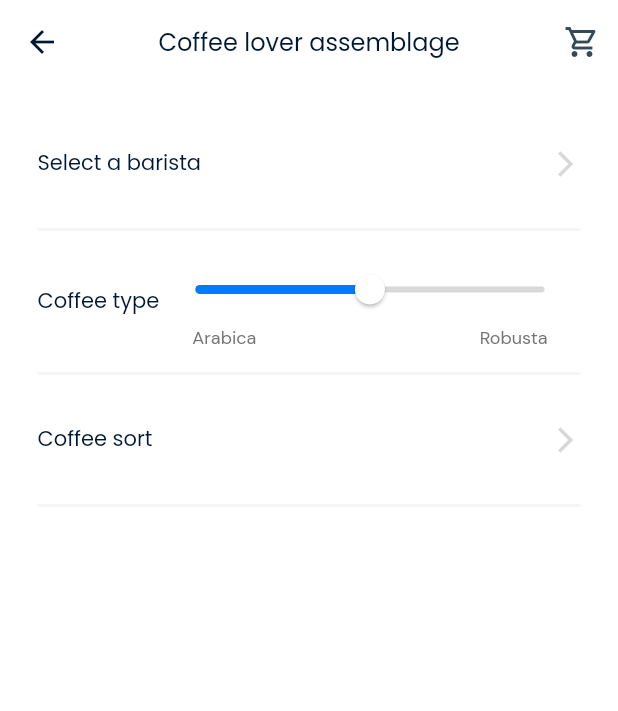
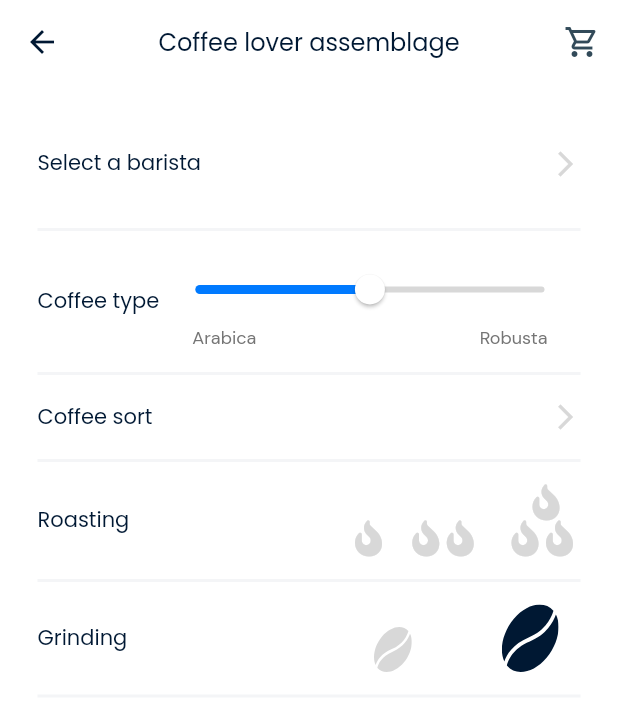
Before and after one commit to ahmedzaydan/Coffee_App, a Flutter app: the CoffeeLoverAssemblageView screen opened by its route, on a phone screen of 412 x 824 dp. Shown: the top 711 px of the screen. Run offline on Flutter 3.47's test engine with Material 2 defaults, Android fonts, the phone set to English and light mode, and no system bars; our stand-ins replace flutter_svg, font_awesome_flutter, go_router, google_fonts.

Commit message:
Coffee lover assemblage, roasting and grinding UI added

```diff
--- a/caffeine_connect/lib/core/utils/values_manager.dart
+++ b/caffeine_connect/lib/core/utils/values_manager.dart
@@ -25,6 +25,7 @@ class AppValues {
   static const double v37 = 37.0;
   static const double v40 = 40.0;
   static const double v43 = 43.0;
+  static const double v45 = 45.0;
   static const double v46 = 46.0;
   static const double v48 = 48.0;
   static const double v50 = 50.0;
--- a/caffeine_connect/lib/core/widgets/vertical_separator.dart
+++ b/caffeine_connect/lib/core/widgets/vertical_separator.dart
@@ -3,16 +3,18 @@ import 'package:caffeine_connect/core/utils/values_manager.dart';
 import 'package:flutter/material.dart';
 
 class VerticalSeparator extends StatelessWidget {
-  final double padding;
+  final double top;
+  final double bottom;
   const VerticalSeparator({
     super.key,
-    this.padding = AppValues.v15,
+    this.top = AppValues.v15,
+    this.bottom = AppValues.v15,
   });
 
   @override
   Widget build(BuildContext context) {
     return Padding(
-      padding: EdgeInsets.symmetric(vertical: padding),
+      padding: EdgeInsets.only(top: top, bottom: bottom),
       child: Container(
         width: double.infinity,
         height: AppValues.v2,
--- a/caffeine_connect/lib/features/order/presentation/views/coffee_lover_assemblage_view.dart
+++ b/caffeine_connect/lib/features/order/presentation/views/coffee_lover_assemblage_view.dart
@@ -3,6 +3,8 @@ import 'package:caffeine_connect/core/utils/strings_manager.dart';
 import 'package:caffeine_connect/core/utils/values_manager.dart';
 import 'package:caffeine_connect/core/widgets/vertical_separator.dart';
 import 'package:caffeine_connect/features/order/presentation/views/widgets/coffee_lover_assemblage/coffee_type.dart';
+import 'package:caffeine_connect/features/order/presentation/views/widgets/coffee_lover_assemblage/grinding.dart';
+import 'package:caffeine_connect/features/order/presentation/views/widgets/coffee_lover_assemblage/roasting.dart';
 import 'package:caffeine_connect/features/order/presentation/views/widgets/custom_list_tile.dart';
 import 'package:flutter/material.dart';
 
@@ -29,7 +31,7 @@ class CoffeeLoverAssemblageView extends StatelessWidget {
             ),
             const VerticalSeparator(),
             const CoffeeType(),
-            const VerticalSeparator(),
+            const VerticalSeparator(bottom: AppValues.v0),
             // coffee sort
             CustomListTile(
               title: StringsManager.coffeeSort,
@@ -37,9 +39,11 @@ class CoffeeLoverAssemblageView extends StatelessWidget {
                 // TODO: go to coffee sort screen
               },
             ),
+            const VerticalSeparator(top: AppValues.v0),
+            const Roasting(),
             const VerticalSeparator(),
-            // roasting
-            // grind
+            const Grinding(),
+            const VerticalSeparator(),
             // milk
             // syrup
             // additives
--- /dev/null
+++ b/caffeine_connect/lib/features/order/presentation/views/widgets/coffee_lover_assemblage/grinding.dart
@@ -0,0 +1,50 @@
+import 'package:caffeine_connect/core/utils/color_manager.dart';
+import 'package:caffeine_connect/core/utils/strings_manager.dart';
+import 'package:caffeine_connect/core/utils/styles.dart';
+import 'package:caffeine_connect/core/utils/values_manager.dart';
+import 'package:flutter/material.dart';
+import 'package:flutter_svg/flutter_svg.dart';
+
+class Grinding extends StatelessWidget {
+  const Grinding({super.key});
+
+  @override
+  Widget build(BuildContext context) {
+    return Row(
+      children: [
+        const Text(
+          StringsManager.grinding,
+          style: Styles.textStyle14,
+        ),
+        const Spacer(),
+        Expanded(
+          child: Row(
+            mainAxisAlignment: MainAxisAlignment.spaceAround,
+            crossAxisAlignment: CrossAxisAlignment.end,
+            children: [
+              SvgPicture.asset(
+                'assets/images/grinding_image.svg',
+                height: AppValues.v30,
+                width: AppValues.v30,
+                colorFilter: const ColorFilter.mode(
+                  ColorManager.grey3,
+                  BlendMode.srcIn,
+                ),
+              ),
+              const SizedBox(width: AppValues.v10),
+              SvgPicture.asset(
+                'assets/images/grinding_image.svg',
+                height: AppValues.v45,
+                width: AppValues.v45,
+                colorFilter: const ColorFilter.mode(
+                  ColorManager.black1,
+                  BlendMode.srcIn,
+                ),
+              ),
+            ],
+          ),
+        ),
+      ],
+    );
+  }
+}
--- /dev/null
+++ b/caffeine_connect/lib/features/order/presentation/views/widgets/coffee_lover_assemblage/roasting.dart
@@ -0,0 +1,85 @@
+import 'package:caffeine_connect/core/utils/color_manager.dart';
+import 'package:caffeine_connect/core/utils/strings_manager.dart';
+import 'package:caffeine_connect/core/utils/styles.dart';
+import 'package:caffeine_connect/core/utils/values_manager.dart';
+import 'package:flutter/material.dart';
+import 'package:font_awesome_flutter/font_awesome_flutter.dart';
+
+class Roasting extends StatelessWidget {
+  const Roasting({super.key});
+
+  @override
+  Widget build(BuildContext context) {
+    return const Row(
+      children: [
+        Text(
+          StringsManager.roasting,
+          style: Styles.textStyle14,
+        ),
+        Spacer(),
+        Expanded(
+          child: Row(
+            crossAxisAlignment: CrossAxisAlignment.end,
+            mainAxisAlignment: MainAxisAlignment.spaceBetween,
+            children: [
+              // one flame
+              FlameWidget(child: FlameIconsList(count: 1)),
+
+              // two flames
+              FlameWidget(child: FlameIconsList(count: 2)),
+
+              // three flames
+              FlameWidget(
+                child: Column(
+                  children: [
+                    FlameIconsList(count: 1),
+                    FlameIconsList(count: 2),
+                  ],
+                ),
+              ),
+            ],
+          ),
+        ),
+      ],
+    );
+  }
+}
+
+class FlameWidget extends StatelessWidget {
+  const FlameWidget({super.key, required this.child});
+  final Widget child;
+
+  @override
+  Widget build(BuildContext context) {
+    return InkWell(
+      onTap: () {
+        // TODO: toggle the color
+      },
+      child: child,
+    );
+  }
+}
+
+class FlameIconsList extends StatelessWidget {
+  const FlameIconsList({
+    super.key,
+    required this.count,
+    this.color = ColorManager.grey3,
+  });
+  final int count;
+  final Color color;
+  @override
+  Widget build(BuildContext context) {
+    return Row(
+      children: [
+        for (int i = 0; i < count; i++) ...[
+          FaIcon(
+            FontAwesomeIcons.fireFlameCurved,
+            color: color,
+          ),
+          if (count > 1) const SizedBox(width: AppValues.v5),
+        ]
+      ],
+    );
+  }
+}
--- a/caffeine_connect/lib/features/order/presentation/views/widgets/custom_list_tile.dart
+++ b/caffeine_connect/lib/features/order/presentation/views/widgets/custom_list_tile.dart
@@ -10,6 +10,7 @@ class CustomListTile extends StatelessWidget {
   @override
   Widget build(BuildContext context) {
     return ListTile(
+      minVerticalPadding: AppValues.v0,
       onTap: onTap,
       title: Text(
         title,
```
Also changed, not shown: caffeine_connect/assets/images/grinding_image.svg (added), caffeine_connect/lib/main.dart (line endings or trailing spaces).
